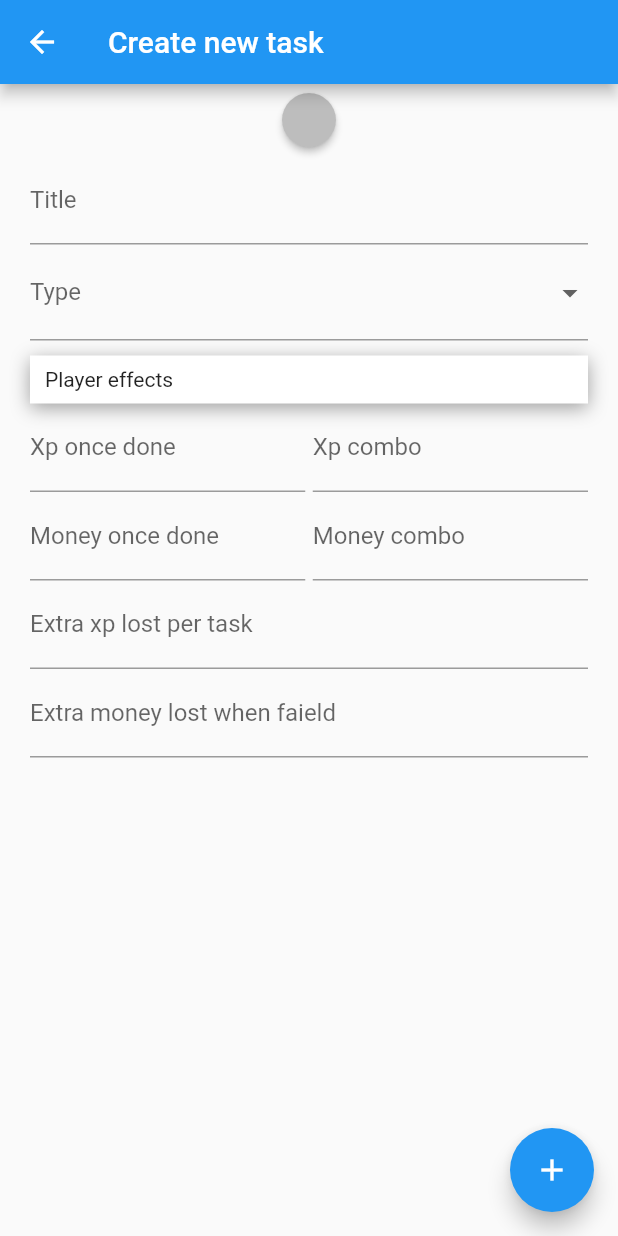
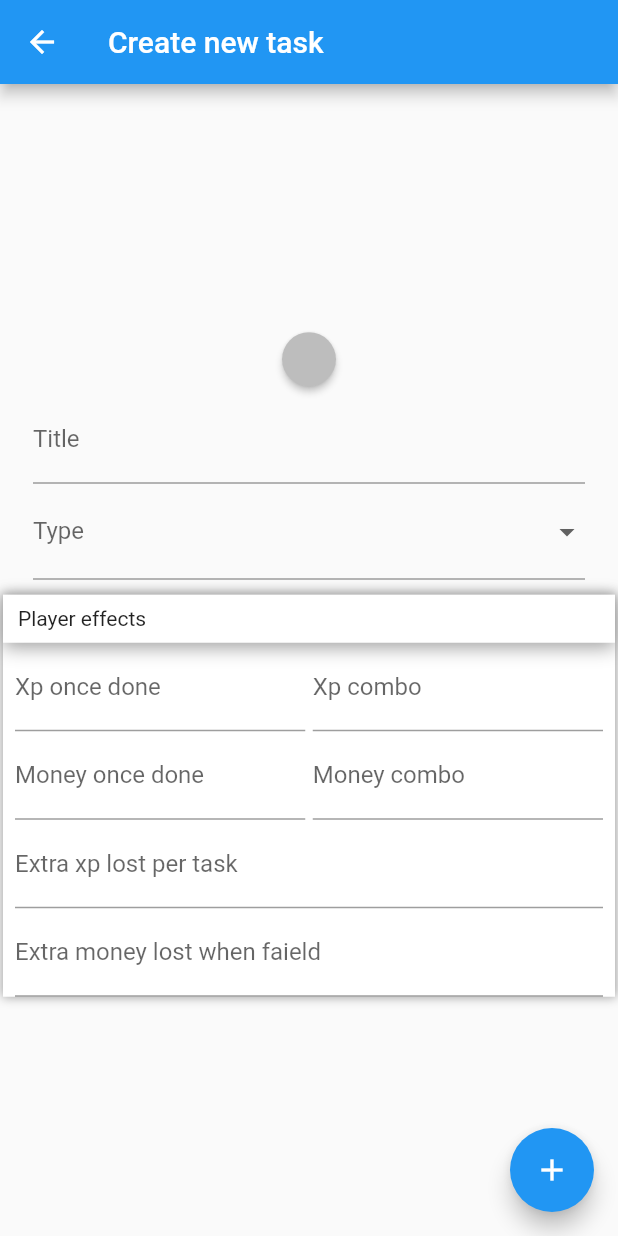
Before and after one commit to andr3h3nriqu3s11/todoapp, a Flutter app: the EditNewItemRoute screen opened directly with empty values, on a phone screen of 412 x 824 dp. Run offline on Flutter 3.47's test engine with Material 2 defaults, Android fonts, the phone set to English and light mode, and no system bars; our stand-ins replace flutter_local_notifications, flutter_native_timezone, sembast, timezone.

```diff
--- a/lib/EditNewItem.dart
+++ b/lib/EditNewItem.dart
@@ -152,36 +152,39 @@ class _EditNewItemState extends State<EditNewItem> {
   }
 
   Widget _buildPlayerActions() {
-    return Column(
+    return Container(
+        margin: EdgeInsets.only(top: 10),
+        decoration: BoxDecoration(color: Colors.white, boxShadow: [
+          BoxShadow(color: Colors.grey, blurRadius: 5, spreadRadius: 1)
+        ]),
+        child: Column(
           children: [
+            //Title
             Container(
-            margin: EdgeInsets.only(top: 10),
-            child: Row(
-              children: [
-                Expanded(
-                    child: Container(
+              width: double.infinity,
               decoration: BoxDecoration(color: Colors.white, boxShadow: [
                 BoxShadow(
-                        color: Colors.grey,
-                        blurRadius: 10,
-                        offset: Offset(0, 3))
+                    color: Colors.grey, blurRadius: 10, offset: Offset(0, 3))
               ]),
               child: Padding(
                 child: Text('Player effects'),
                 padding: EdgeInsets.symmetric(vertical: 8)
                     .add(EdgeInsets.only(left: 10)),
               ),
-                )),
-              ],
-            )),
+            ),
             // The fields are about adding points per task done
+            Padding(
+                padding: EdgeInsets.symmetric(horizontal: 8),
+                child: Column(
+                  children: [
                     // XP
                     Row(
                       children: [
                         //Xp per task
                         Expanded(
                             child: TextFormField(
-              decoration: InputDecoration(labelText: 'Xp once done'),
+                          decoration:
+                              InputDecoration(labelText: 'Xp once done'),
                           validator: (String? v) {
                             if (v == null || v.isEmpty)
                               return 'This filed must have a value';
@@ -223,9 +226,10 @@ class _EditNewItemState extends State<EditNewItem> {
                     Row(
                       children: [
                         //Money per task
-            Expanded(child:
-            TextFormField(
-              decoration: InputDecoration(labelText: 'Money once done'),
+                        Expanded(
+                            child: TextFormField(
+                          decoration:
+                              InputDecoration(labelText: 'Money once done'),
                           validator: (String? v) {
                             if (v == null || v.isEmpty)
                               return 'This filed must have a value';
@@ -240,10 +244,12 @@ class _EditNewItemState extends State<EditNewItem> {
                             moneyPerTask = double.parse(v);
                           },
                         )),
-            SizedBox(width: 5,),
+                        SizedBox(
+                          width: 5,
+                        ),
                         //Money combo multiplier
-            Expanded(child:
-            TextFormField(
+                        Expanded(
+                            child: TextFormField(
                           decoration: InputDecoration(labelText: 'Money combo'),
                           validator: (String? v) {
                             if (v == null || v.isEmpty)
@@ -263,9 +269,11 @@ class _EditNewItemState extends State<EditNewItem> {
                     ),
                     //Extra xp lost per task
                     TextFormField(
-          decoration: InputDecoration(labelText: 'Extra xp lost per task'),
+                      decoration:
+                          InputDecoration(labelText: 'Extra xp lost per task'),
                       validator: (String? v) {
-            if (v == null || v.isEmpty) return 'This filed must have a value';
+                        if (v == null || v.isEmpty)
+                          return 'This filed must have a value';
                         try {
                           double.parse(v);
                         } catch (_) {
@@ -279,10 +287,11 @@ class _EditNewItemState extends State<EditNewItem> {
                     ),
                     //Extra money lost per task
                     TextFormField(
-          decoration:
-              InputDecoration(labelText: 'Extra money lost when faield'),
+                      decoration: InputDecoration(
+                          labelText: 'Extra money lost when faield'),
                       validator: (String? v) {
-            if (v == null || v.isEmpty) return 'This filed must have a value';
+                        if (v == null || v.isEmpty)
+                          return 'This filed must have a value';
                         try {
                           double.parse(v);
                         } catch (_) {
@@ -295,24 +304,35 @@ class _EditNewItemState extends State<EditNewItem> {
                       },
                     ),
                   ],
-    );
+                ))
+          ],
+        ));
   }
 
   @override
   Widget build(BuildContext context) {
     return Container(
-        margin: EdgeInsets.symmetric(vertical: 0, horizontal: 20),
+        margin: EdgeInsets.symmetric(vertical: 0, horizontal: 2),
         child: Form(
             key: _formKey,
+            child: SingleChildScrollView(
                 child: Column(
               mainAxisAlignment: MainAxisAlignment.start,
+              children: [
+                //Padded Section
+                Padding(
+                  padding: EdgeInsets.symmetric(vertical: 0, horizontal: 20),
+                  child: Column(
                     children: [
                       _iconSelector(),
                       _buildTitle(),
                       _buildTypeSelector(),
                       if (_taskTypeValue == 1) _buildDateSelector(),
+                    ],
+                  ),
+                ),
                 _buildPlayerActions(),
               ],
-            )));
+            ))));
   }
 }
--- a/lib/Task.dart
+++ b/lib/Task.dart
@@ -14,6 +14,7 @@ class Task {
       this.xpLost = 0,
       this.directToFail = false,
       this.userRemovedFromFail = false,
+      this.taskAddedPoints = false,
       this.taskType});
   int id;
   String title;
@@ -25,6 +26,7 @@ class Task {
   //Control
   bool directToFail;
   bool userRemovedFromFail;
+  bool taskAddedPoints;
   //Profile Effects
   double xp;
   double money;
@@ -145,7 +147,7 @@ class TaskWidget extends StatelessWidget {
     };
 
     return Container(
-        color: Colors.grey.shade500,
+        color: Color.fromARGB(255, 226, 226, 226),
         width: double.infinity,
         child: Padding(
             padding: const EdgeInsets.all(10.0),
@@ -166,8 +168,8 @@ class TaskWidget extends StatelessWidget {
                               background: task.done
                                   ? task.fail
                                       ? Colors.red
-                                      : Colors.blue
-                                  : Colors.grey,
+                                      : Colors.green
+                                  : Colors.blue,
                               icon: task.icon)),
                       Text(task.title),
                     ],
```
Also changed, not shown: lib/Profile.dart (+22 -5 lines), lib/main.dart (+85 -14 lines). Lines whose indentation alone changed are shown as unchanged.
